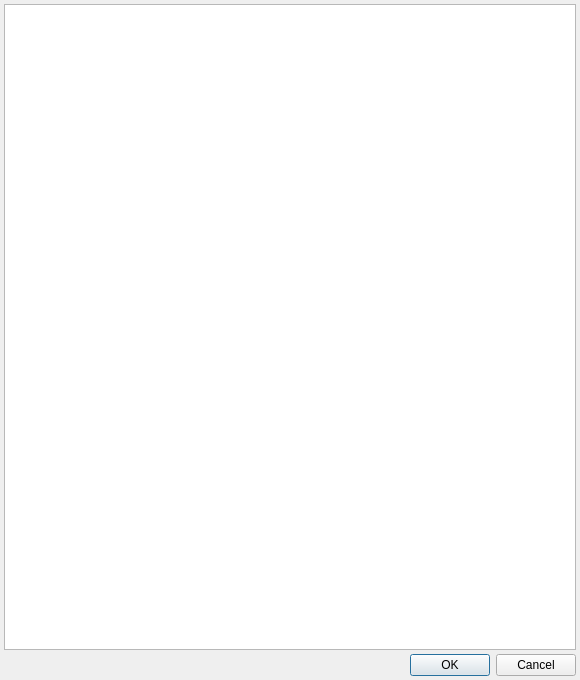
Qt form src/moduleselectdialog.ui (syntalos/syntalos) before a commit.
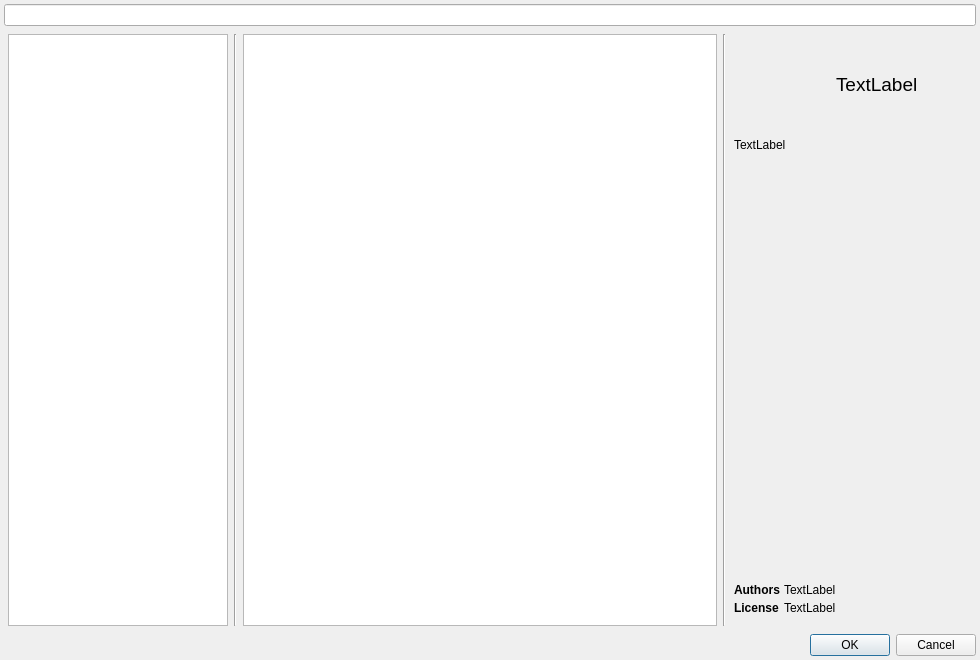
The same form after that commit.

Commit message:
Update module selection dialog with filter & categorization
Wereached the point where finding modules already becomes hard, so let's
add search for them early :-)

Diff of the .ui file:
```diff
--- a/src/moduleselectdialog.ui
+++ b/src/moduleselectdialog.ui
@@ -6,8 +6,8 @@
    <rect>
     <x>0</x>
     <y>0</y>
-    <width>580</width>
-    <height>680</height>
+    <width>980</width>
+    <height>660</height>
    </rect>
   </property>
   <property name="windowTitle">
@@ -30,13 +30,295 @@
     <number>4</number>
    </property>
    <item>
-    <widget class="QListView" name="listView">
-     <property name="editTriggers">
-      <set>QAbstractItemView::NoEditTriggers</set>
-     </property>
-     <property name="verticalScrollMode">
-      <enum>QAbstractItemView::ScrollPerPixel</enum>
-     </property>
+    <widget class="QLineEdit" name="filterEdit"/>
+   </item>
+   <item>
+    <widget class="QWidget" name="widget" native="true">
+     <layout class="QHBoxLayout" name="horizontalLayout_2">
+      <property name="spacing">
+       <number>6</number>
+      </property>
+      <property name="leftMargin">
+       <number>4</number>
+      </property>
+      <property name="topMargin">
+       <number>4</number>
+      </property>
+      <property name="rightMargin">
+       <number>4</number>
+      </property>
+      <property name="bottomMargin">
+       <number>4</number>
+      </property>
+      <item>
+       <widget class="QListView" name="categoryListView">
+        <property name="sizePolicy">
+         <sizepolicy hsizetype="Minimum" vsizetype="Expanding">
+          <horstretch>0</horstretch>
+          <verstretch>0</verstretch>
+         </sizepolicy>
+        </property>
+        <property name="maximumSize">
+         <size>
+          <width>220</width>
+          <height>16777215</height>
+         </size>
+        </property>
+       </widget>
+      </item>
+      <item>
+       <widget class="Line" name="line">
+        <property name="orientation">
+         <enum>Qt::Vertical</enum>
+        </property>
+       </widget>
+      </item>
+      <item>
+       <widget class="QListView" name="modListView">
+        <property name="sizePolicy">
+         <sizepolicy hsizetype="Expanding" vsizetype="Expanding">
+          <horstretch>0</horstretch>
+          <verstretch>0</verstretch>
+         </sizepolicy>
+        </property>
+        <property name="editTriggers">
+         <set>QAbstractItemView::NoEditTriggers</set>
+        </property>
+        <property name="verticalScrollMode">
+         <enum>QAbstractItemView::ScrollPerPixel</enum>
+        </property>
+       </widget>
+      </item>
+      <item>
+       <widget class="Line" name="line_2">
+        <property name="orientation">
+         <enum>Qt::Vertical</enum>
+        </property>
+       </widget>
+      </item>
+      <item>
+       <widget class="QWidget" name="widget_2" native="true">
+        <property name="sizePolicy">
+         <sizepolicy hsizetype="Minimum" vsizetype="Preferred">
+          <horstretch>0</horstretch>
+          <verstretch>0</verstretch>
+         </sizepolicy>
+        </property>
+        <property name="minimumSize">
+         <size>
+          <width>240</width>
+          <height>0</height>
+         </size>
+        </property>
+        <property name="maximumSize">
+         <size>
+          <width>240</width>
+          <height>16777215</height>
+         </size>
+        </property>
+        <layout class="QVBoxLayout" name="verticalLayout_2">
+         <property name="spacing">
+          <number>2</number>
+         </property>
+         <property name="leftMargin">
+          <number>2</number>
+         </property>
+         <property name="topMargin">
+          <number>2</number>
+         </property>
+         <property name="rightMargin">
+          <number>2</number>
+         </property>
+         <property name="bottomMargin">
+          <number>2</number>
+         </property>
+         <item>
+          <widget class="QWidget" name="widget_3" native="true">
+           <property name="maximumSize">
+            <size>
+             <width>260</width>
+             <height>16777215</height>
+            </size>
+           </property>
+           <layout class="QHBoxLayout" name="horizontalLayout">
+            <property name="spacing">
+             <number>4</number>
+            </property>
+            <property name="leftMargin">
+             <number>0</number>
+            </property>
+            <property name="topMargin">
+             <number>0</number>
+            </property>
+            <property name="rightMargin">
+             <number>0</number>
+            </property>
+            <property name="bottomMargin">
+             <number>4</number>
+            </property>
+            <item>
+             <widget class="QLabel" name="modIconLabel">
+              <property name="sizePolicy">
+               <sizepolicy hsizetype="Minimum" vsizetype="Minimum">
+                <horstretch>0</horstretch>
+                <verstretch>0</verstretch>
+               </sizepolicy>
+              </property>
+              <property name="minimumSize">
+               <size>
+                <width>96</width>
+                <height>96</height>
+               </size>
+              </property>
+              <property name="maximumSize">
+               <size>
+                <width>96</width>
+                <height>96</height>
+               </size>
+              </property>
+              <property name="text">
+               <string/>
+              </property>
+              <property name="wordWrap">
+               <bool>true</bool>
+              </property>
+             </widget>
+            </item>
+            <item>
+             <widget class="QLabel" name="modNameLabel">
+              <property name="sizePolicy">
+               <sizepolicy hsizetype="Maximum" vsizetype="Preferred">
+                <horstretch>0</horstretch>
+                <verstretch>0</verstretch>
+               </sizepolicy>
+              </property>
+              <property name="maximumSize">
+               <size>
+                <width>210</width>
+                <height>16777215</height>
+               </size>
+              </property>
+              <property name="font">
+               <font>
+                <pointsize>14</pointsize>
+               </font>
+              </property>
+              <property name="text">
+               <string>TextLabel</string>
+              </property>
+              <property name="wordWrap">
+               <bool>true</bool>
+              </property>
+              <property name="indent">
+               <number>2</number>
+              </property>
+             </widget>
+            </item>
+           </layout>
+          </widget>
+         </item>
+         <item>
+          <widget class="QLabel" name="modDescLabel">
+           <property name="text">
+            <string>TextLabel</string>
+           </property>
+           <property name="wordWrap">
+            <bool>true</bool>
+           </property>
+          </widget>
+         </item>
+         <item>
+          <spacer name="verticalSpacer_2">
+           <property name="orientation">
+            <enum>Qt::Vertical</enum>
+           </property>
+           <property name="sizeHint" stdset="0">
+            <size>
+             <width>20</width>
+             <height>390</height>
+            </size>
+           </property>
+          </spacer>
+         </item>
+         <item>
+          <widget class="QWidget" name="detailsWidget" native="true">
+           <property name="sizePolicy">
+            <sizepolicy hsizetype="Preferred" vsizetype="Maximum">
+             <horstretch>0</horstretch>
+             <verstretch>0</verstretch>
+            </sizepolicy>
+           </property>
+           <layout class="QVBoxLayout" name="verticalLayout_3">
+            <property name="spacing">
+             <number>4</number>
+            </property>
+            <property name="leftMargin">
+             <number>0</number>
+            </property>
+            <property name="rightMargin">
+             <number>0</number>
+            </property>
+            <item>
+             <layout class="QFormLayout" name="formLayout">
+              <item row="1" column="0">
+               <widget class="QLabel" name="authorsInfoLabel">
+                <property name="font">
+                 <font>
+                  <bold>true</bold>
+                 </font>
+                </property>
+                <property name="text">
+                 <string>Authors</string>
+                </property>
+                <property name="alignment">
+                 <set>Qt::AlignLeading|Qt::AlignLeft|Qt::AlignTop</set>
+                </property>
+               </widget>
+              </item>
+              <item row="2" column="0">
+               <widget class="QLabel" name="licenseInfoLabel">
+                <property name="font">
+                 <font>
+                  <bold>true</bold>
+                 </font>
+                </property>
+                <property name="text">
+                 <string>License</string>
+                </property>
+                <property name="alignment">
+                 <set>Qt::AlignLeading|Qt::AlignLeft|Qt::AlignTop</set>
+                </property>
+               </widget>
+              </item>
+              <item row="1" column="1">
+               <widget class="QLabel" name="authorsLabel">
+                <property name="text">
+                 <string>TextLabel</string>
+                </property>
+                <property name="wordWrap">
+                 <bool>true</bool>
+                </property>
+               </widget>
+              </item>
+              <item row="2" column="1">
+               <widget class="QLabel" name="licenseLabel">
+                <property name="text">
+                 <string>TextLabel</string>
+                </property>
+                <property name="wordWrap">
+                 <bool>true</bool>
+                </property>
+               </widget>
+              </item>
+             </layout>
+            </item>
+           </layout>
+          </widget>
+         </item>
+        </layout>
+       </widget>
+      </item>
+     </layout>
     </widget>
    </item>
    <item>
```
The commit also changes 19 other files.
